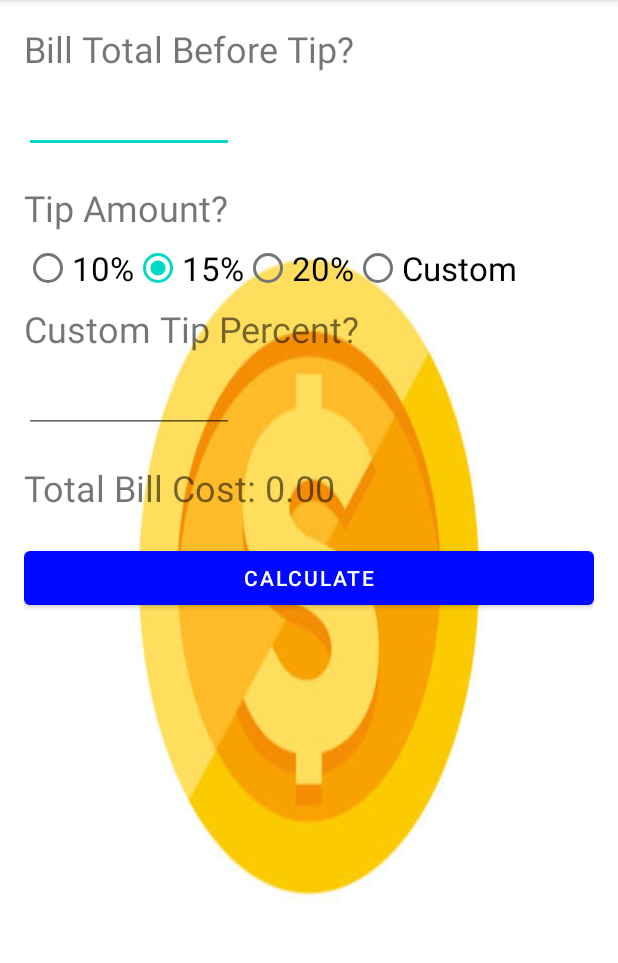
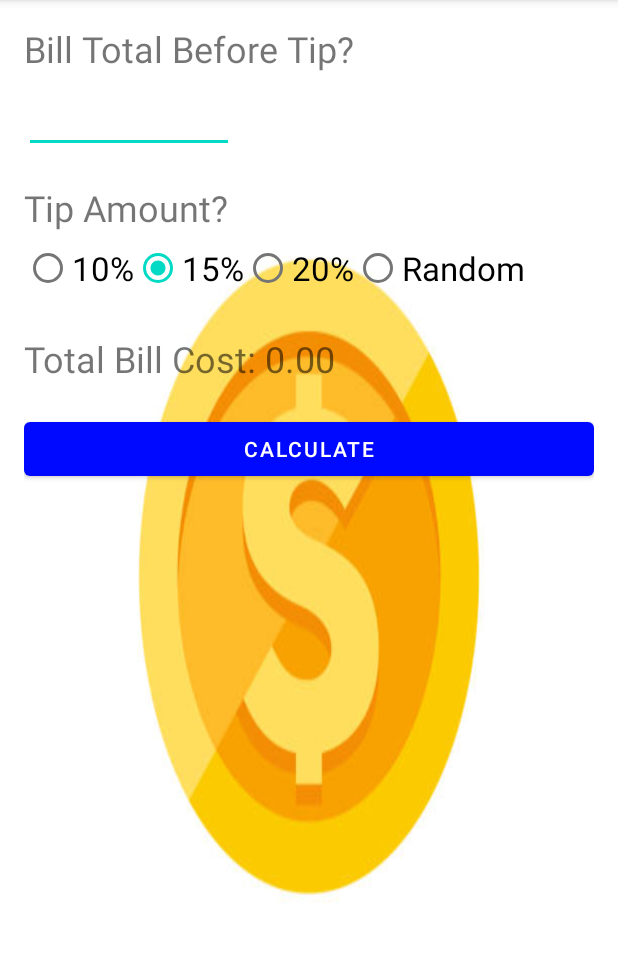
Before and after one commit to StevenTNguyen-Code/TipCalculator, an Android app: the MainActivity screen opened directly, with no data from a screen before it, after a tap on "CALCULATE", on a phone screen of 412 x 824 dp, the part 84-1047 px from its top. Run offline under Robolectric (Android 15) with nearby library versions, the phone set to English and light mode, and no system bars.

Commit message:
Added Random Number Generator for Random Tip Amount

```diff
--- a/app/src/main/java/com/zybooks/tipcalculator/MainActivity.kt
+++ b/app/src/main/java/com/zybooks/tipcalculator/MainActivity.kt
@@ -48,7 +48,8 @@ class MainActivity : AppCompatActivity() {
         val hungerLevel = when (howHungryRadioGroup.getCheckedRadioButtonId()) {
             R.id.light_radio_button -> TipCalculator.HungerLevel.LIGHT
             R.id.medium_radio_button -> TipCalculator.HungerLevel.MEDIUM
-            else -> TipCalculator.HungerLevel.RAVENOUS
+            R.id.ravenous_radio_button -> TipCalculator.HungerLevel.RAVENOUS
+            else -> TipCalculator.HungerLevel.RANDOM
         }
 
         // Get the number of pizzas needed
--- a/app/src/main/java/com/zybooks/tipcalculator/TipCalculator.kt
+++ b/app/src/main/java/com/zybooks/tipcalculator/TipCalculator.kt
@@ -1,22 +1,26 @@
 package com.zybooks.tipcalculator
 
 import kotlin.math.ceil
+import kotlin.random.Random
 
 const val SLICES_PER_PIZZA = 8
 
+val randomNum = (10..20).random() //This is for the random tip percent.
+
 class TipCalculator(partySize: Double, var hungerLevel: HungerLevel) {
     var partySize = 0.0
+
         set(value) {
             field = if (value >= 0.0) value else 0.0
         }
 
-    enum class HungerLevel(var numSlices: Double) {
-        LIGHT(0.10), MEDIUM(0.15), RAVENOUS(0.20)
+    enum class HungerLevel(var numSlices: Int) {
+        LIGHT(10), MEDIUM(15), RAVENOUS(20), RANDOM(randomNum)
     }
 
     val totalPizzas: Double
         get() {
-            return (partySize + (partySize * hungerLevel.numSlices)).toDouble()
+            return (partySize + (partySize * (hungerLevel.numSlices/100.0))).toDouble()
         }
 
     init {
--- a/app/src/main/res/layout/activity_main.xml
+++ b/app/src/main/res/layout/activity_main.xml
@@ -64,28 +64,12 @@
 
         <RadioButton
             android:id="@+id/custom_radio_button"
-            android:text="Custom"
+            android:text="Random"
             android:textSize="22sp"
             android:layout_width="wrap_content"
             android:layout_height="wrap_content" />
     </RadioGroup>
 
-    <TextView
-        android:layout_width="wrap_content"
-        android:layout_height="wrap_content"
-        android:text="Custom Tip Percent?"
-        android:textSize="24sp"
-                                            />
-
-    <EditText
-        android:id="@+id/num_percent_edit_text"
-        android:layout_width="wrap_content"
-        android:layout_height="wrap_content"
-        android:minHeight="52dp"
-        android:textSize="24sp"
-        android:inputType="number"
-        android:ems="5"
-        android:importantForAutofill="no" />
 
     <TextView
         android:id="@+id/num_pizzas_text_view"
```
